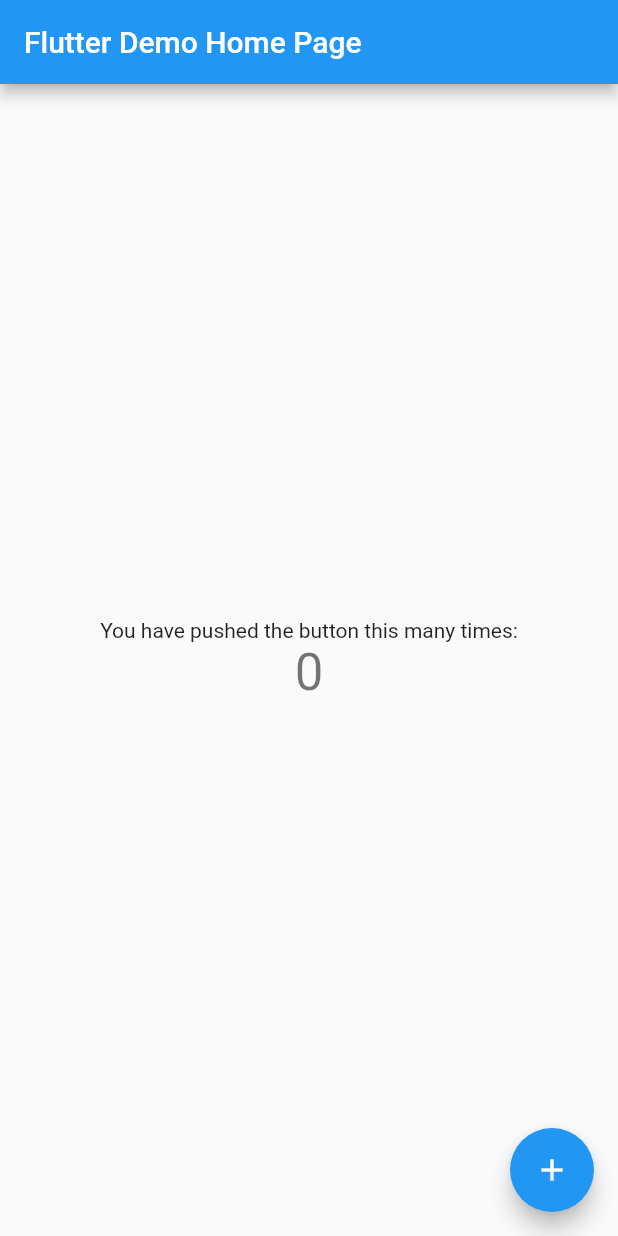
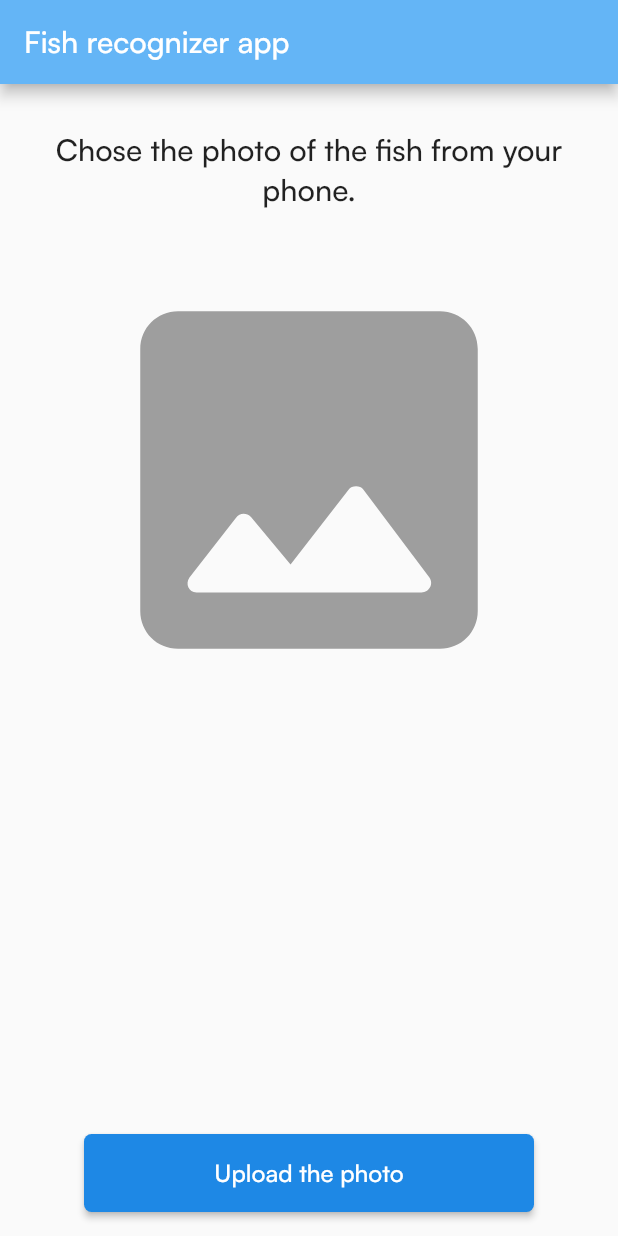
Before and after one commit to BoMil/fish_recognizer, a Flutter app: the screen it shows after launch, on a phone screen of 412 x 824 dp. Run offline on Flutter 3.47's test engine with Material 2 defaults, Android fonts, the phone set to English and light mode, and no system bars; our stand-ins replace image_picker; missing offline and left inert: flutter_tflite.

Commit message:
Added initial app setup

```diff
--- /dev/null
+++ b/assets/labels.txt
@@ -0,0 +1,3 @@
+0 Babuska (Carassius gibelio)
+1 Saran (Cyprinus carpio)
+2 Som (Silurus glanis)
--- a/lib/main.dart
+++ b/lib/main.dart
@@ -1,4 +1,10 @@
+import 'dart:io';
+import 'package:fish_recognizer/utils/fish_breeds.dart';
+import 'package:image_picker/image_picker.dart';
+import 'package:flutter_tflite/flutter_tflite.dart';
 import 'package:flutter/material.dart';
+
+import 'theme/app_colors.dart';
 
 void main() {
   runApp(const MyApp());
@@ -7,39 +13,17 @@ void main() {
 class MyApp extends StatelessWidget {
   const MyApp({super.key});
 
-  // This widget is the root of your application.
   @override
   Widget build(BuildContext context) {
     return MaterialApp(
-      title: 'Flutter Demo',
-      theme: ThemeData(
-        // This is the theme of your application.
-        //
-        // Try running your application with "flutter run". You'll see the
-        // application has a blue toolbar. Then, without quitting the app, try
-        // changing the primarySwatch below to Colors.green and then invoke
-        // "hot reload" (press "r" in the console where you ran "flutter run",
-        // or simply save your changes to "hot reload" in a Flutter IDE).
-        // Notice that the counter didn't reset back to zero; the application
-        // is not restarted.
-        primarySwatch: Colors.blue,
-      ),
-      home: const MyHomePage(title: 'Flutter Demo Home Page'),
+      theme: ThemeData(primarySwatch: Colors.blue, fontFamily: 'Satoshi'),
+      home: const MyHomePage(title: 'Fish recognizer app'),
     );
   }
 }
 
 class MyHomePage extends StatefulWidget {
   const MyHomePage({super.key, required this.title});
-
-  // This widget is the home page of your application. It is stateful, meaning
-  // that it has a State object (defined below) that contains fields that affect
-  // how it looks.
-
-  // This class is the configuration for the state. It holds the values (in this
-  // case the title) provided by the parent (in this case the App widget) and
-  // used by the build method of the State. Fields in a Widget subclass are
-  // always marked "final".
 
   final String title;
 
@@ -48,68 +32,120 @@ class MyHomePage extends StatefulWidget {
 }
 
 class _MyHomePageState extends State<MyHomePage> {
-  int _counter = 0;
+  File? _image;
+  final ImagePicker _imagePicker = ImagePicker();
+  List _output = [];
+  String fishName = '';
+  String fishDescription = '';
 
-  void _incrementCounter() {
+  @override
+  initState() {
+    super.initState();
+    _loadModel();
+  }
+
+  _loadModel() async {
+    await Tflite.loadModel(
+      model: "assets/model_unquant.tflite",
+      labels: "assets/labels.txt",
+    );
+  }
+
+  _pickImage() async {
+    var image = await _imagePicker.pickImage(source: ImageSource.gallery);
+
+    if (image == null) {
+      return;
+    }
+
     setState(() {
-      // This call to setState tells the Flutter framework that something has
-      // changed in this State, which causes it to rerun the build method below
-      // so that the display can reflect the updated values. If we changed
-      // _counter without calling setState(), then the build method would not be
-      // called again, and so nothing would appear to happen.
-      _counter++;
+      _image = File(image.path);
+    });
+    _classsifyImage(image);
+  }
+
+  _classsifyImage(XFile image) async {
+    var output = await Tflite.runModelOnImage(
+      path: image.path,
+      numResults: 2,
+      threshold: 0.5,
+      imageMean: 127.5,
+      imageStd: 127.5,
+    );
+
+    setState(() {
+      _output = output ?? [];
+      fishName = _output.isNotEmpty ? '${_output[0]['label']}'.replaceAll(RegExp(r'[0-9]'), '').trim() : '';
+      fishDescription = FishBreeds.getFishDescription(fishName);
     });
   }
 
   @override
   Widget build(BuildContext context) {
-    // This method is rerun every time setState is called, for instance as done
-    // by the _incrementCounter method above.
-    //
-    // The Flutter framework has been optimized to make rerunning build methods
-    // fast, so that you can just rebuild anything that needs updating rather
-    // than having to individually change instances of widgets.
     return Scaffold(
       appBar: AppBar(
-        // Here we take the value from the MyHomePage object that was created by
-        // the App.build method, and use it to set our appbar title.
+        backgroundColor: Colors.blue.shade300,
         title: Text(widget.title),
       ),
-      body: Center(
-        // Center is a layout widget. It takes a single child and positions it
-        // in the middle of the parent.
+      body: SingleChildScrollView(
+        child: Padding(
+          padding: const EdgeInsets.only(left: 20, right: 20),
           child: Column(
-          // Column is also a layout widget. It takes a list of children and
-          // arranges them vertically. By default, it sizes itself to fit its
-          // children horizontally, and tries to be as tall as its parent.
-          //
-          // Invoke "debug painting" (press "p" in the console, choose the
-          // "Toggle Debug Paint" action from the Flutter Inspector in Android
-          // Studio, or the "Toggle Debug Paint" command in Visual Studio Code)
-          // to see the wireframe for each widget.
-          //
-          // Column has various properties to control how it sizes itself and
-          // how it positions its children. Here we use mainAxisAlignment to
-          // center the children vertically; the main axis here is the vertical
-          // axis because Columns are vertical (the cross axis would be
-          // horizontal).
             mainAxisAlignment: MainAxisAlignment.center,
             children: <Widget>[
-            const Text(
-              'You have pushed the button this many times:',
+              const SizedBox(height: 30),
+              Text(
+                'Chose the photo of the fish from your phone.',
+                textAlign: TextAlign.center,
+                style: Theme.of(context).textTheme.headline6,
               ),
+              const SizedBox(height: 30),
+              if (_image != null) ...[
+                Container(
+                  height: 500,
+                  width: MediaQuery.of(context).size.width - 200,
+                  child: Image.file(_image!),
+                )
+              ] else ...[
+                const Center(
+                  child: Icon(
+                    Icons.insert_photo_rounded,
+                    color: AppColors.baseGray,
+                    size: 300,
+                  ),
+                )
+              ],
+              if (_output.isNotEmpty) ...[
                 Text(
-              '$_counter',
-              style: Theme.of(context).textTheme.headline4,
+                  fishName,
+                  style: TextStyle(color: AppColors.textGray, fontSize: 26),
                 ),
+                const SizedBox(height: 20),
+                Text(
+                  fishDescription,
+                  textAlign: TextAlign.center,
+                  style: Theme.of(context).textTheme.headline6,
+                ),
+                const SizedBox(height: 70),
+              ],
             ],
           ),
         ),
-      floatingActionButton: FloatingActionButton(
-        onPressed: _incrementCounter,
-        tooltip: 'Increment',
-        child: const Icon(Icons.add),
-      ), // This trailing comma makes auto-formatting nicer for build methods.
+      ),
+      floatingActionButtonLocation: FloatingActionButtonLocation.centerFloat,
+      floatingActionButton: MaterialButton(
+        minWidth: 300,
+        shape: RoundedRectangleBorder(
+          borderRadius: BorderRadius.circular(5.0),
+        ),
+        padding: const EdgeInsets.all(15),
+        color: Colors.blue.shade600,
+        onPressed: () => _pickImage(),
+        child: const Text(
+          'Upload the photo',
+          style: TextStyle(color: Colors.white, fontSize: 16),
+        ),
+      ),
     );
   }
 }
--- /dev/null
+++ b/lib/theme/app_colors.dart
@@ -0,0 +1,6 @@
+import 'package:flutter/material.dart';
+
+class AppColors {
+  static const Color baseGray = Colors.grey;
+  static Color textGray = Colors.grey.shade800;
+}
--- /dev/null
+++ b/lib/utils/fish_breeds.dart
@@ -0,0 +1,17 @@
+class FishBreeds {
+  static Map<String, String> breeds = {
+    'Babuska (Carassius gibelio)':
+        'Babuška (lat. Carassius gibelio pre 2003. godine lat. Carassius auratus gibelio) je slatkovodna riba veoma prilagodljive prirode. Pripada porodici šarana. Poreklom je iz Azije, odnosno Sibira. U našim rekama i jezerima se prvi put pojavila početkom osamdesetih godina 20. veka, a donesena je iz Kine. \n \n Babuška izgledom podseća na karaša (Carassius carassius), dostiže dužinu od 10 − 35 cm. Krljušti su joj veće od krljušti karaša, po pravilu ima 27 − 32 krljušti duž lateralne linije, dok karaš ima 31 − 35. Srebrnkaste je boje, ponekad sa blagim zlatnim tonom. Babuškin rep je račvastiji u odnosu na karašev. Ima debelo telo, najčešće je srebrne boje i nema brčiće poput običnog šarana. \n \nBabuška po svojim karakteristikama pripada porodici šarana srednje veličine i uglavnom ne prelazi težinu od 3 Kg i dužinu od 45 centimetara.',
+    'Saran (Cyprinus carpio)':
+        'Šaran (Cyprinus carpio) riba je iz porodice Cyprinidae. Ima produljeno, debelo tijelo potpuno prekriveno ljuskama. Masivna se glava završava ustima s četiri brka, a usta može produljiti u obliku cijevi kojom šaran pretražuje i usisava hranu s dna. Jedina leđna peraja ima na početku nazubljenu i veoma oštru zraku. Prema staništu, boja mu varira od bijelo zlatne do smeđe po leđima, a postaje svjetlija s bakrenim odsjajima po bokovima te završava više ili manje svijetlim trbuhom.',
+    'Som (Silurus glanis)':
+        'Som (Silurus glanis) je riba iz porodice Siluridae. Ima izduženo tijelo, široko i zdepasto na prednjem dijelu lagano je spljošteno na stražnjem dijelu u razini repne peraje. Koža nema ljuski, a prekrivena je sa sluzi koja daje somu ljepljiv izgled. Glava mu je velika i masivna, uzdužno spljoštena a završava široko rasječenim ustima, sa 6 brkova, 2 dugačka na gornjoj čeljusti i 4 nešto kraća na donjoj čeljusti. Ima jako dobro razvijenu bočnu prugu tako da može osjetiti i najmanje vibracije mogućeg plijena. Visoko postavljeno oko maleno je što navodi na noćni život. Dugačka analna peraja završava na razini repne peraje od koje je odvojena samo malenim izreskom. Tijelo je sive boje išarano tamnijim mrljama na leđima i bokovima dok je trbuh svjetlije boje.',
+  };
+
+  static String getFishDescription(String key) {
+    if (breeds.containsKey(key)) {
+      return breeds[key]!;
+    }
+    return '';
+  }
+}
```
Also changed, not shown: pubspec.yaml (+9 -3 lines), assets/fonts/Satoshi-Medium.otf (added), pubspec.lock, 6 other files. Lines whose indentation alone changed are shown as unchanged.
